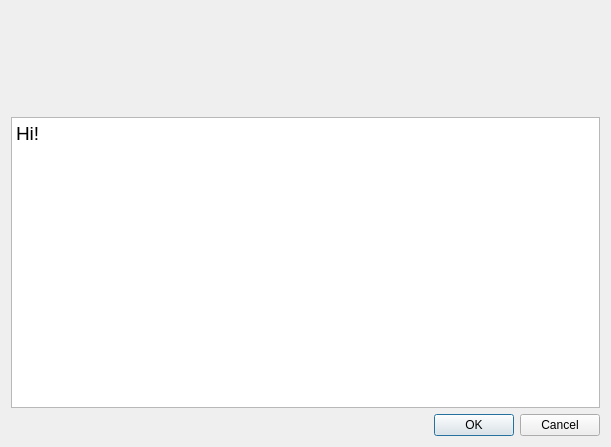
Old version of the form src.baseline/src/chapter05/ks05_05/dialogbase.ui in the repository hongfei163/gui.
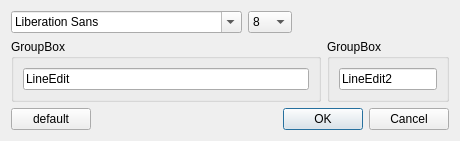
New version of the form.

```diff
--- a/src.baseline/src/chapter05/ks05_05/dialogbase.ui
+++ b/src.baseline/src/chapter05/ks05_05/dialogbase.ui
@@ -6,16 +6,23 @@
    <rect>
     <x>0</x>
     <y>0</y>
-    <width>611</width>
-    <height>447</height>
+    <width>460</width>
+    <height>129</height>
    </rect>
   </property>
   <property name="windowTitle">
    <string>Dialog</string>
   </property>
   <layout class="QGridLayout" name="gridLayout_2">
-   <item row="2" column="0">
+   <item row="3" column="0" colspan="2">
     <layout class="QHBoxLayout" name="horizontalLayout_2">
+     <item>
+      <widget class="QPushButton" name="btnDefault">
+       <property name="text">
+        <string>default</string>
+       </property>
+      </widget>
+     </item>
      <item>
       <spacer name="horizontalSpacer_2">
        <property name="orientation">
@@ -42,27 +49,95 @@
     </layout>
    </item>
    <item row="1" column="0">
-    <widget class="QPlainTextEdit" name="m_plainTextEdit">
-     <property name="font">
-      <font>
-       <family>Arial</family>
-       <pointsize>14</pointsize>
-      </font>
+    <widget class="QGroupBox" name="groupBox">
+     <property name="title">
+      <string>GroupBox</string>
      </property>
-     <property name="plainText">
-      <string>Hi!</string>
+     <layout class="QHBoxLayout" name="horizontalLayout_3">
+      <item>
+       <widget class="QLineEdit" name="lineEdit">
+        <property name="text">
+         <string>LineEdit</string>
+        </property>
+       </widget>
+      </item>
+     </layout>
+    </widget>
+   </item>
+   <item row="1" column="1">
+    <widget class="QGroupBox" name="groupBox_2">
+     <property name="title">
+      <string>GroupBox</string>
      </property>
+     <layout class="QHBoxLayout" name="horizontalLayout_4">
+      <item>
+       <widget class="QLineEdit" name="lineEdit_2">
+        <property name="text">
+         <string>LineEdit2</string>
+        </property>
+       </widget>
+      </item>
+     </layout>
     </widget>
    </item>
    <item row="0" column="0">
-    <widget class="QWidget" name="m_pWidget" native="true">
-     <property name="minimumSize">
-      <size>
-       <width>0</width>
-       <height>100</height>
-      </size>
-     </property>
-    </widget>
+    <layout class="QHBoxLayout" name="horizontalLayout">
+     <item>
+      <widget class="QFontComboBox" name="fontComboBox"/>
+     </item>
+     <item>
+      <widget class="QComboBox" name="cbFontSize">
+       <item>
+        <property name="text">
+         <string>8</string>
+        </property>
+       </item>
+       <item>
+        <property name="text">
+         <string>10</string>
+        </property>
+       </item>
+       <item>
+        <property name="text">
+         <string>12</string>
+        </property>
+       </item>
+       <item>
+        <property name="text">
+         <string>16</string>
+        </property>
+       </item>
+       <item>
+        <property name="text">
+         <string>24</string>
+        </property>
+       </item>
+       <item>
+        <property name="text">
+         <string>32</string>
+        </property>
+       </item>
+       <item>
+        <property name="text">
+         <string>64</string>
+        </property>
+       </item>
+      </widget>
+     </item>
+     <item>
+      <spacer name="horizontalSpacer">
+       <property name="orientation">
+        <enum>Qt::Horizontal</enum>
+       </property>
+       <property name="sizeHint" stdset="0">
+        <size>
+         <width>40</width>
+         <height>20</height>
+        </size>
+       </property>
+      </spacer>
+     </item>
+    </layout>
    </item>
   </layout>
  </widget>
```
